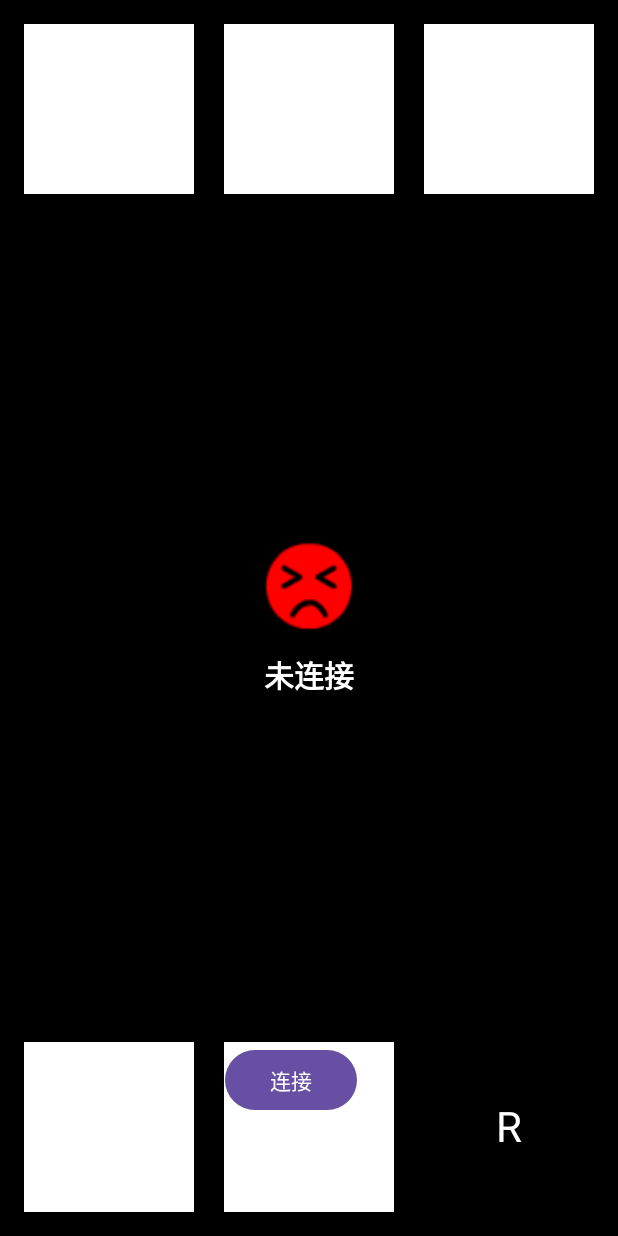
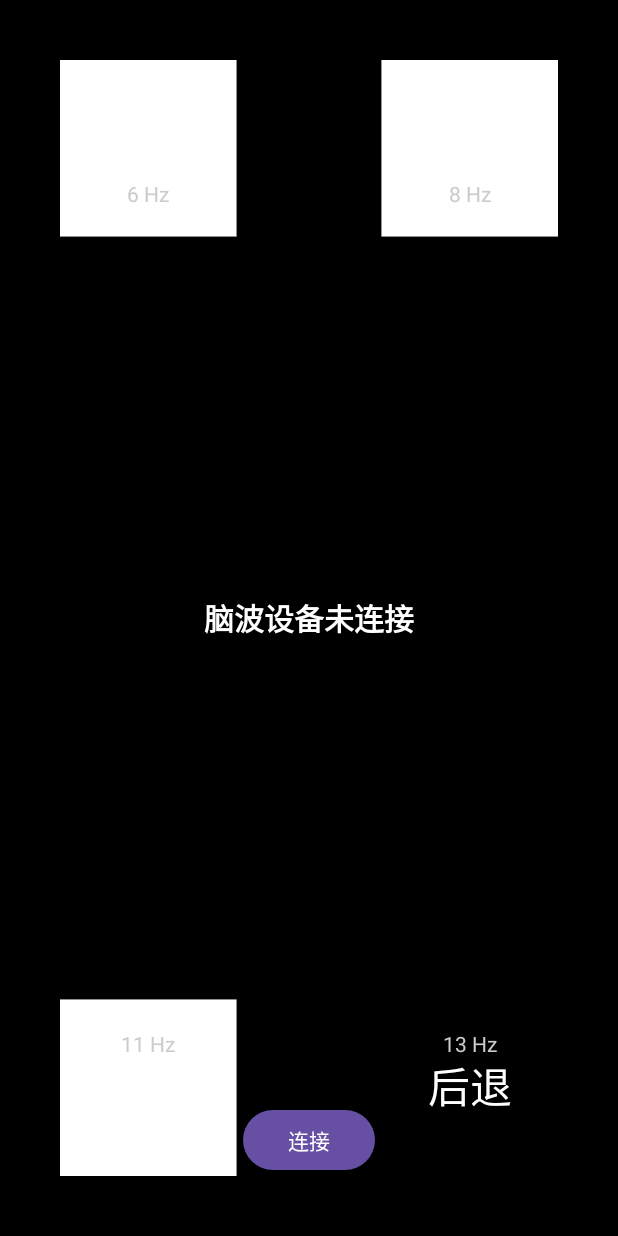
Before and after one commit to fufufu11/EegWheelChair, an Android app: the layout activity_main.xml on its own in the app's theme, with its tools: preview values and no code run, on a phone screen of 412 x 824 dp. Run offline under Robolectric (Android 15) with nearby library versions, the phone set to English and light mode, and no system bars.

Commit message:
优化四角落布局，通过调整方块尺寸和边距来增大垂直间隔，以减少视觉干扰。

```diff
--- a/app/src/main/java/com/example/eegac/BlinkCornerView.java
+++ b/app/src/main/java/com/example/eegac/BlinkCornerView.java
@@ -10,47 +10,29 @@ import android.os.Looper;
 import android.util.AttributeSet;
 import android.view.View;
 
-/**
- * 黑色背景六方块闪烁视图。////
- * 上方: F, +, B
- * 下方: L, -, R
- * 频率:
- * F (上左): 6Hz
- * + (上中): 7Hz
- * B (上右): 8Hz
- * L (下左): 9Hz
- * - (下中): 11Hz
- * R (下右): 13Hz
- */
 public class BlinkCornerView extends View {
 
     private final Handler handler = new Handler(Looper.getMainLooper());
     private final Paint squarePaint = new Paint(Paint.ANTI_ALIAS_FLAG);
     private final Paint textPaint = new Paint(Paint.ANTI_ALIAS_FLAG);
+    private final Paint hzPaint = new Paint(Paint.ANTI_ALIAS_FLAG);
+    private final Paint highlightedHzPaint = new Paint(Paint.ANTI_ALIAS_FLAG);
 
-    // 6个方块的亮灭状态
-    private boolean tlOn = false; // Top-Left (F) @ 6Hz
-    private boolean tcOn = false; // Top-Center (+) @ 7Hz
-    private boolean trOn = false; // Top-Right (B) @ 8Hz
-    private boolean blOn = false; // Bottom-Left (L) @ 9Hz
-    private boolean bcOn = false; // Bottom-Center (-) @ 11Hz
-    private boolean brOn = false; // Bottom-Right (R) @ 13Hz
+    private int highlightedFreq = -1;
 
-    // 6个频率对应的半周期 (毫秒)
-    private static final long HALF_PERIOD_MS_TL = Math.round(1000.0 / (2.0 * 6.0));
-    private static final long HALF_PERIOD_MS_TC = Math.round(1000.0 / (2.0 * 7.0));
-    private static final long HALF_PERIOD_MS_TR = Math.round(1000.0 / (2.0 * 8.0));
-    private static final long HALF_PERIOD_MS_BL = Math.round(1000.0 / (2.0 * 9.0));
-    private static final long HALF_PERIOD_MS_BC = Math.round(1000.0 / (2.0 * 11.0));
-    private static final long HALF_PERIOD_MS_BR = Math.round(1000.0 / (2.0 * 13.0));
+    private boolean tlOn = false; // Top-Left (前进) @ 6Hz
+    private boolean trOn = false; // Top-Right (右转) @ 8Hz
+    private boolean blOn = false; // Bottom-Left (左转) @ 11Hz
+    private boolean brOn = false; // Bottom-Right (后退) @ 13Hz
 
+    private static final long HALF_PERIOD_MS_TL = Math.round(1000.0 / (2.0 * 6.0));  // 6Hz
+    private static final long HALF_PERIOD_MS_TR = Math.round(1000.0 / (2.0 * 8.0));  // 8Hz
+    private static final long HALF_PERIOD_MS_BL = Math.round(1000.0 / (2.0 * 11.0)); // 11Hz
+    private static final long HALF_PERIOD_MS_BR = Math.round(1000.0 / (2.0 * 13.0)); // 13Hz
 
-    // 6个独立的Runnable来控制闪烁
     private final Runnable toggleTL = () -> { tlOn = !tlOn; postInvalidate(); handler.postDelayed(this.toggleTL, HALF_PERIOD_MS_TL); };
-    private final Runnable toggleTC = () -> { tcOn = !tcOn; postInvalidate(); handler.postDelayed(this.toggleTC, HALF_PERIOD_MS_TC); };
     private final Runnable toggleTR = () -> { trOn = !trOn; postInvalidate(); handler.postDelayed(this.toggleTR, HALF_PERIOD_MS_TR); };
     private final Runnable toggleBL = () -> { blOn = !blOn; postInvalidate(); handler.postDelayed(this.toggleBL, HALF_PERIOD_MS_BL); };
-    private final Runnable toggleBC = () -> { bcOn = !bcOn; postInvalidate(); handler.postDelayed(this.toggleBC, HALF_PERIOD_MS_BC); };
     private final Runnable toggleBR = () -> { brOn = !brOn; postInvalidate(); handler.postDelayed(this.toggleBR, HALF_PERIOD_MS_BR); };
 
 
@@ -61,22 +43,45 @@ public class BlinkCornerView extends View {
 
     private void init() {
         squarePaint.setStyle(Paint.Style.FILL);
+
         textPaint.setColor(Color.WHITE);
-        textPaint.setTextSize(sp(28));
+        textPaint.setTextSize(sp(28)); // 字体大小可以根据方块大小调整
         textPaint.setTextAlign(Paint.Align.CENTER);
+
+        hzPaint.setColor(Color.LTGRAY);
+        hzPaint.setTextSize(sp(14));
+        hzPaint.setTextAlign(Paint.Align.CENTER);
+
+        highlightedHzPaint.setColor(Color.GREEN);
+        highlightedHzPaint.setTextSize(sp(16));
+        highlightedHzPaint.setTextAlign(Paint.Align.CENTER);
+        highlightedHzPaint.setFakeBoldText(true);
+
         setFocusable(true);
     }
+
+    public void highlightFrequency(int freq) {
+        this.highlightedFreq = freq;
+        postInvalidate();
+        handler.removeCallbacks(resetHighlight);
+        if (freq > 0) {
+            handler.postDelayed(resetHighlight, 500);
+        }
+    }
+
+    private final Runnable resetHighlight = () -> {
+        highlightedFreq = -1;
+        postInvalidate();
+    };
+
 
     @Override
     protected void onAttachedToWindow() {
         super.onAttachedToWindow();
         handler.removeCallbacksAndMessages(null);
-        // 启动所有闪烁任务
         handler.post(toggleTL);
-        handler.post(toggleTC);
         handler.post(toggleTR);
         handler.post(toggleBL);
-        handler.post(toggleBC);
         handler.post(toggleBR);
     }
 
@@ -90,56 +95,52 @@ public class BlinkCornerView extends View {
     protected void onDraw(Canvas canvas) {
         super.onDraw(canvas);
         canvas.drawColor(Color.BLACK);
-        drawSixSquareLayout(canvas);
+        drawFourCornerLayout(canvas);
     }
 
-    private void drawSixSquareLayout(Canvas canvas) {
+    private void drawFourCornerLayout(Canvas canvas) {
         int w = getWidth();
         int h = getHeight();
-        float margin = dp(16);
-        float squareSize = (Math.min(w, h) / 3f) - (margin * 1.5f);
 
-        // --- 绘制上方三个方块 ---
-        float topY = margin;
-        // 上左 (F)
-        float tl_left = margin;
+        // --- 修改点：调整边距和方块大小 ---
+        float margin = dp(40); // 将边距从 24dp 增加到 40dp
+        float squareSize = (Math.min(w, h) / 3.5f); // 将尺寸除数从 2.5 增加到 3.5，使方块变小
+
+        // --- 绘制左上角 (前进) ---
+        float tl_centerX = margin + squareSize / 2;
+        float tl_centerY = margin + squareSize / 2;
         squarePaint.setColor(tlOn ? Color.WHITE : Color.BLACK);
-        canvas.drawRect(tl_left, topY, tl_left + squareSize, topY + squareSize, squarePaint);
-        canvas.drawText("F", tl_left + squareSize / 2, topY + squareSize / 2 + dp(10), textPaint);
-
-        // 上中 (+)
-        float tc_left = (w - squareSize) / 2f;
-        squarePaint.setColor(tcOn ? Color.WHITE : Color.BLACK);
-        canvas.drawRect(tc_left, topY, tc_left + squareSize, topY + squareSize, squarePaint);
-        canvas.drawText("+", tc_left + squareSize / 2, topY + squareSize / 2 + dp(10), textPaint);
-
-        // 上右 (B)
-        float tr_left = w - margin - squareSize;
-        squarePaint.setColor(trOn ? Color.WHITE : Color.BLACK);
-        canvas.drawRect(tr_left, topY, tr_left + squareSize, topY + squareSize, squarePaint);
-        canvas.drawText("B", tr_left + squareSize / 2, topY + squareSize / 2 + dp(10), textPaint);
+        canvas.drawRect(margin, margin, margin + squareSize, margin + squareSize, squarePaint);
+        canvas.drawText("前进", tl_centerX, tl_centerY + dp(10), textPaint);
+        canvas.drawText("6 Hz", tl_centerX, tl_centerY + dp(36), (highlightedFreq == 6) ? highlightedHzPaint : hzPaint);
 
 
-        // --- 绘制下方三个方块 ---
-        float bottomY = h - margin - squareSize;
-        // 下左 (L)
-        float bl_left = margin;
+        // --- 绘制右上角 (右转) ---
+        float tr_centerX = w - margin - squareSize / 2;
+        float tr_centerY = margin + squareSize / 2;
+        squarePaint.setColor(trOn ? Color.WHITE : Color.BLACK);
+        canvas.drawRect(w - margin - squareSize, margin, w - margin, margin + squareSize, squarePaint);
+        canvas.drawText("右转", tr_centerX, tr_centerY + dp(10), textPaint);
+        canvas.drawText("8 Hz", tr_centerX, tr_centerY + dp(36), (highlightedFreq == 8) ? highlightedHzPaint : hzPaint);
+
+
+        // --- 绘制左下角 (左转) ---
+        float bl_centerX = margin + squareSize / 2;
+        float bl_centerY = h - margin - squareSize / 2;
         squarePaint.setColor(blOn ? Color.WHITE : Color.BLACK);
-        canvas.drawRect(bl_left, bottomY, bl_left + squareSize, bottomY + squareSize, squarePaint);
-        canvas.drawText("L", bl_left + squareSize / 2, bottomY + squareSize / 2 + dp(10), textPaint);
+        canvas.drawRect(margin, h - margin - squareSize, margin + squareSize, h - margin, squarePaint);
+        canvas.drawText("左转", bl_centerX, bl_centerY + dp(10), textPaint);
+        canvas.drawText("11 Hz", bl_centerX, bl_centerY - dp(24), (highlightedFreq == 11) ? highlightedHzPaint : hzPaint);
 
-        // 下中 (-)
-        float bc_left = (w - squareSize) / 2f;
-        squarePaint.setColor(bcOn ? Color.WHITE : Color.BLACK);
-        canvas.drawRect(bc_left, bottomY, bc_left + squareSize, bottomY + squareSize, squarePaint);
-        canvas.drawText("-", bc_left + squareSize / 2, bottomY + squareSize / 2 + dp(10), textPaint);
+        // --- 绘制右下角 (后退) ---
+        float br_centerX = w - margin - squareSize / 2;
+        float br_centerY = h - margin - squareSize / 2;
+        squarePaint.setColor(brOn ? Color.WHITE : Color.BLACK);
+        canvas.drawRect(w - margin - squareSize, h - margin - squareSize, w - margin, h - margin, squarePaint);
+        canvas.drawText("后退", br_centerX, br_centerY + dp(10), textPaint);
+        canvas.drawText("13 Hz", br_centerX, br_centerY - dp(24), (highlightedFreq == 13) ? highlightedHzPaint : hzPaint);
+    }
 
-        // 下右 (R)
-        float br_left = w - margin - squareSize;
-        squarePaint.setColor(brOn ? Color.WHITE : Color.BLACK);
-        canvas.drawRect(br_left, bottomY, br_left + squareSize, bottomY + squareSize, squarePaint);
-        canvas.drawText("R", br_left + squareSize / 2, bottomY + squareSize / 2 + dp(10), textPaint);
-    }
 
     private float dp(float v) {
         return v * getResources().getDisplayMetrics().density;
--- a/app/src/main/res/layout/activity_main.xml
+++ b/app/src/main/res/layout/activity_main.xml
@@ -17,22 +17,24 @@
         android:gravity="center_horizontal"
         android:orientation="vertical">
 
-        <ImageView
-            android:id="@+id/img_signal"
-            android:layout_width="64dp"
-            android:layout_height="64dp"
-            android:contentDescription="@string/app_name"
-            android:src="@drawable/redlight" />
-
         <TextView
-            android:id="@+id/tv_freq"
+            android:id="@+id/tv_connection_status"
             android:layout_width="wrap_content"
             android:layout_height="wrap_content"
-            android:layout_marginTop="12dp"
-            android:text="未连接"
+            android:text="脑波设备未连接"
             android:textColor="#FFFFFF"
             android:textSize="20sp"
             android:textStyle="bold" />
+
+        <TextView
+            android:id="@+id/tv_triggered_freq"
+            android:layout_width="wrap_content"
+            android:layout_height="wrap_content"
+            android:layout_marginTop="8dp"
+            android:textColor="#C0C0C0"
+            android:textSize="16sp"
+            android:visibility="gone"
+            android:text="已触发 HZ电位" />
 
     </LinearLayout>
 
@@ -41,9 +43,8 @@
         android:layout_width="wrap_content"
         android:layout_height="wrap_content"
         android:layout_alignParentBottom="true"
-        android:layout_alignParentStart="true"
-        android:layout_marginStart="150dp"
-        android:layout_marginBottom="80dp"
+        android:layout_centerHorizontal="true"
+        android:layout_marginBottom="40dp"
         android:text="连接" />
 
 </RelativeLayout>
```
Also changed, not shown: app/src/main/java/com/example/eegac/AcCommands.java (+7 -9 lines), app/src/main/java/com/example/eegac/MainActivity.java (+110 -91 lines).
